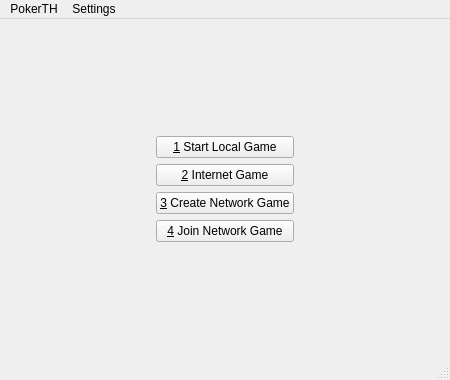
This is src/gui/qt/startwindow.ui in pokerth/pokerth as Qt 5 draws it before an edit. The edited form follows.
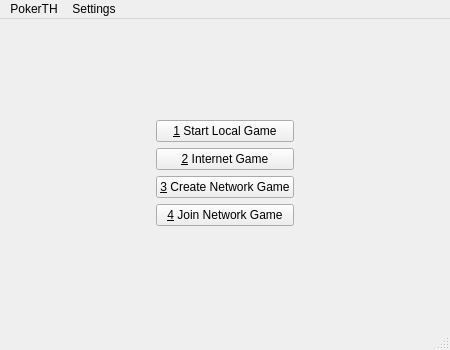
This is the edited form. Icons and pictures are not drawn.

What changed in the file:
```diff
--- a/src/gui/qt/startwindow.ui
+++ b/src/gui/qt/startwindow.ui
@@ -6,19 +6,19 @@
     <x>0</x>
     <y>0</y>
     <width>450</width>
-    <height>380</height>
+    <height>350</height>
    </rect>
   </property>
   <property name="minimumSize" >
    <size>
     <width>450</width>
-    <height>380</height>
+    <height>350</height>
    </size>
   </property>
   <property name="maximumSize" >
    <size>
     <width>450</width>
-    <height>380</height>
+    <height>350</height>
    </size>
   </property>
   <property name="windowTitle" >
@@ -55,7 +55,7 @@
     <item row="1" column="1" >
      <layout class="QVBoxLayout" name="verticalLayout" >
       <property name="spacing" >
-       <number>-1</number>
+       <number>6</number>
       </property>
       <item>
        <widget class="QPushButton" name="pushButtonStart_Local_Game" >
```
Left out of the diff: 2 changed lines with no effect on the pictures.
